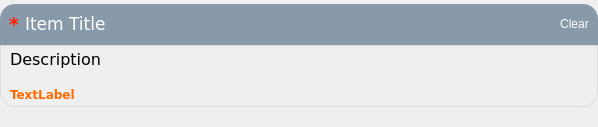
lesca-research/piccel, file resources/form_item.ui: the form before one commit.
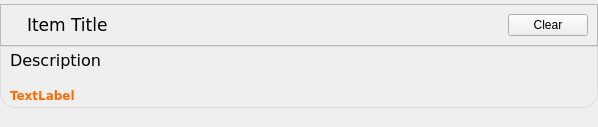
The form after the commit. Icons and pictures are not drawn.

Commit message: Fix and improve live form style

What changed in the file:
```diff
--- a/resources/form_item.ui
+++ b/resources/form_item.ui
@@ -82,14 +82,6 @@
           <verstretch>0</verstretch>
          </sizepolicy>
         </property>
-        <property name="styleSheet">
-         <string notr="true">color: rgb(255, 255, 255);
-background-color: rgb(136, 153,170);
-border-top-left-radius: 15px;
-border-top-right-radius: 15px;
-border-bottom-left-radius: 0px;
-border-bottom-right-radius: 0px;</string>
-        </property>
         <property name="frameShape">
          <enum>QFrame::StyledPanel</enum>
         </property>
@@ -111,10 +103,13 @@
             </font>
            </property>
            <property name="styleSheet">
-            <string notr="true">color: rgb(255, 36, 0);</string>
+            <string notr="true">background-color: none;</string>
            </property>
            <property name="text">
-            <string>*</string>
+            <string/>
+           </property>
+           <property name="pixmap">
+            <pixmap resource="resources.qrc">:/icons/item_required_icon</pixmap>
            </property>
           </widget>
          </item>
```
Left out of the diff: 8 changed lines with no effect on the pictures. The commit also changes 10 other files.
